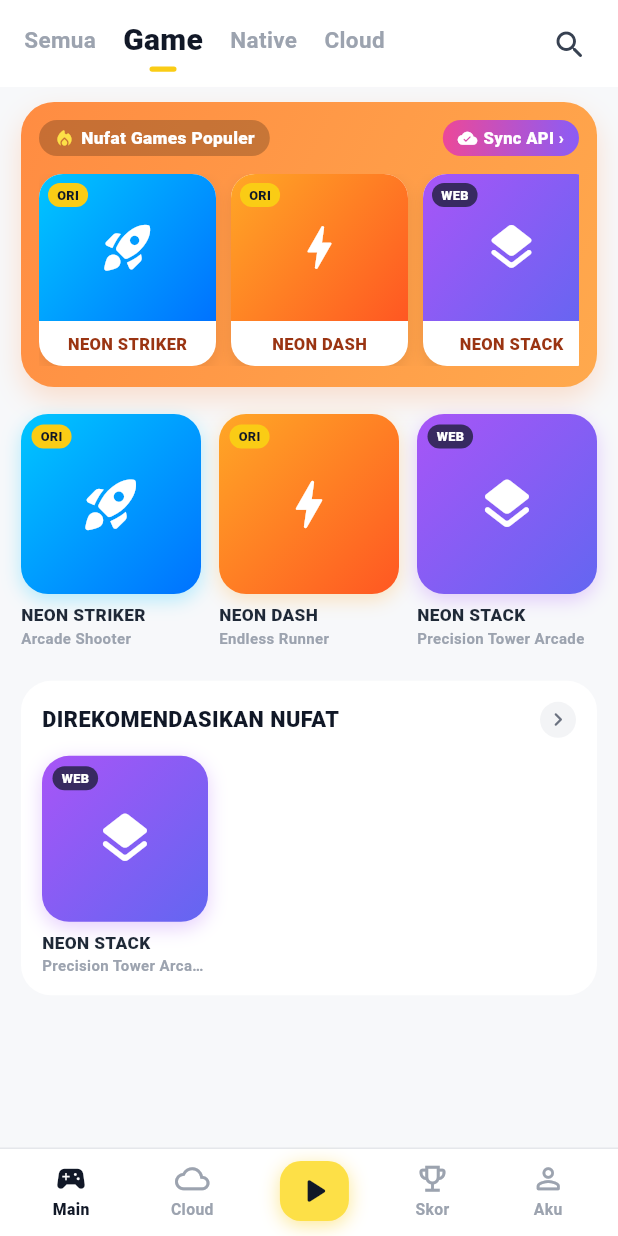
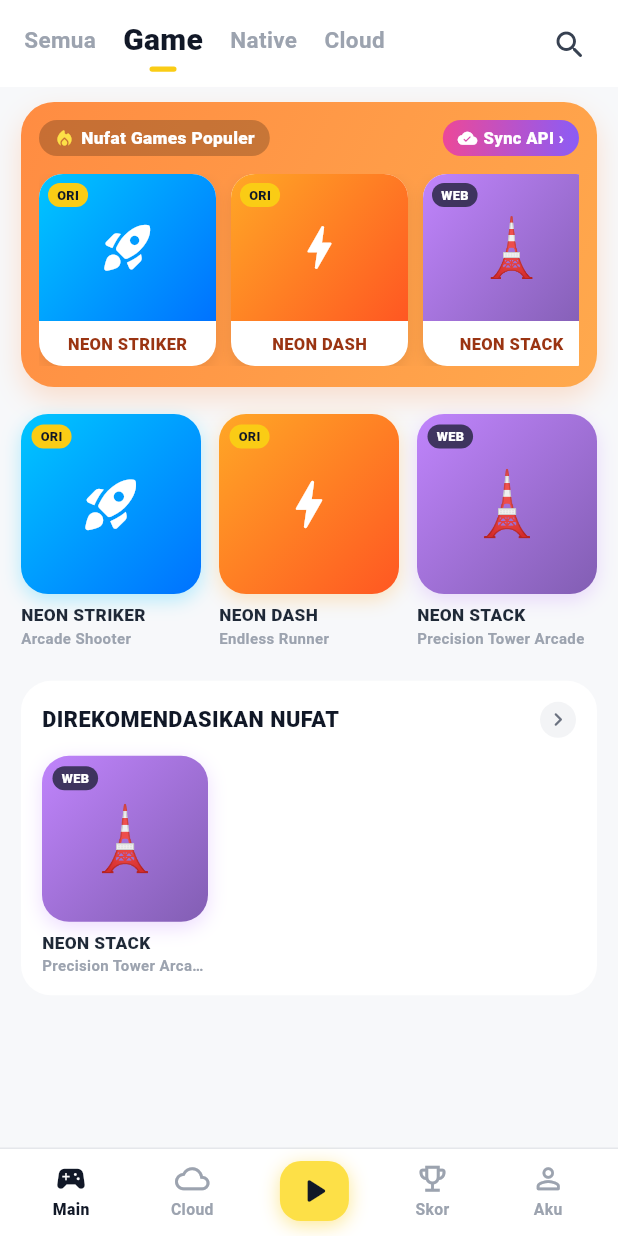
Before and after one commit to tmminunion/autoline-tycoon, a Flutter app: the screen it shows after launch, on a phone screen of 412 x 824 dp. Run offline on Flutter 3.47's test engine with Material 3 defaults, Android fonts, the phone set to English and light mode, and no system bars; our stand-ins replace audioplayers, shared_preferences, webview_flutter; network calls fail.

Commit message:
feat(ui): render unique game emoji artwork & custom accent gradients from API catalog

```diff
--- a/lib/screens/nufat_games_hub_screen.dart
+++ b/lib/screens/nufat_games_hub_screen.dart
@@ -16,6 +16,7 @@ class _HubGameItem {
     required this.isNative,
     required this.colors,
     required this.icon,
+    this.emoji,
     required this.bestScore,
     required this.onTap,
   });
@@ -26,6 +27,7 @@ class _HubGameItem {
   final bool isNative;
   final List<Color> colors;
   final IconData icon;
+  final String? emoji;
   final int bestScore;
   final VoidCallback onTap;
 }
@@ -140,8 +142,9 @@ class _NufatGamesHubScreenState extends State<NufatGamesHubScreen> {
           title: g.title,
           subtitle: best > 0 ? 'Best $best' : g.genre,
           isNative: false,
-          colors: cloudPalettes[i % cloudPalettes.length],
+          colors: [g.accentColor, Color.lerp(g.accentColor, const Color(0xFF0F172A), 0.35)!],
           icon: Icons.layers_rounded,
+          emoji: g.emoji,
           bestScore: best,
           onTap: () => _openGame(WebGamePlayerScreen(game: g)),
         ),
@@ -389,7 +392,7 @@ class _NufatGamesHubScreenState extends State<NufatGamesHubScreen> {
                                   ),
                                   child: Stack(
                                     children: [
-                                      Center(child: Icon(g.icon, color: Colors.white, size: 38)),
+                                      Center(child: g.emoji != null ? Text(g.emoji!, style: const TextStyle(fontSize: 38)) : Icon(g.icon, color: Colors.white, size: 38)),
                                       Positioned(
                                         top: 6,
                                         left: 6,
@@ -523,7 +526,7 @@ class _NufatGamesHubScreenState extends State<NufatGamesHubScreen> {
                     gradient: LinearGradient(colors: g.colors),
                     borderRadius: BorderRadius.circular(12),
                   ),
-                  child: Icon(g.icon, color: Colors.white, size: 22),
+                  child: Center(child: g.emoji != null ? Text(g.emoji!, style: const TextStyle(fontSize: 22)) : Icon(g.icon, color: Colors.white, size: 22)),
                 ),
                 const SizedBox(width: 12),
                 Expanded(
@@ -689,7 +692,7 @@ class _SquareGameTile extends StatelessWidget {
               ),
               child: Stack(
                 children: [
-                  Center(child: Icon(item.icon, color: Colors.white, size: 42)),
+                  Center(child: item.emoji != null ? Text(item.emoji!, style: const TextStyle(fontSize: 42)) : Icon(item.icon, color: Colors.white, size: 42)),
                   Positioned(
                     top: 7,
                     left: 7,
--- a/lib/services/remote_games_service.dart
+++ b/lib/services/remote_games_service.dart
@@ -12,6 +12,7 @@ class RemoteWebGame {
     required this.description,
     required this.url,
     required this.accentHex,
+    this.emoji = '🎮',
     this.tags = const ['WebView'],
     this.active = true,
   });
@@ -22,6 +23,7 @@ class RemoteWebGame {
   final String description;
   final String url;
   final String accentHex;
+  final String emoji;
   final List<String> tags;
   final bool active;
 
@@ -43,6 +45,7 @@ class RemoteWebGame {
       description: '${j['description'] ?? ''}'.trim(),
       url: '${j['url'] ?? ''}'.trim(),
       accentHex: '${j['accent'] ?? '#C084FC'}'.trim(),
+      emoji: '${j['emoji'] ?? '🎮'}'.trim().isEmpty ? '🎮' : '${j['emoji'] ?? '🎮'}'.trim(),
       tags: tags.isEmpty ? const ['WebView'] : tags,
       active: j['active'] == null ? true : (j['active'] == true || j['active'] == 1),
     );
@@ -55,6 +58,7 @@ class RemoteWebGame {
         'description': description,
         'url': url,
         'accent': accentHex,
+        'emoji': emoji,
         'tags': tags,
         'active': active,
       };
@@ -77,6 +81,7 @@ class RemoteGamesService {
           'Tap tepat waktu untuk menumpuk blok neon setinggi mungkin. Perfect combo memperlebar blok & skor berlipat!',
       url: 'https://nufat.id/games/neon-stack/',
       accentHex: '#C084FC',
+      emoji: '🗼',
       tags: ['WebView', '1-Tap', 'Combo'],
     ),
   ];
```
